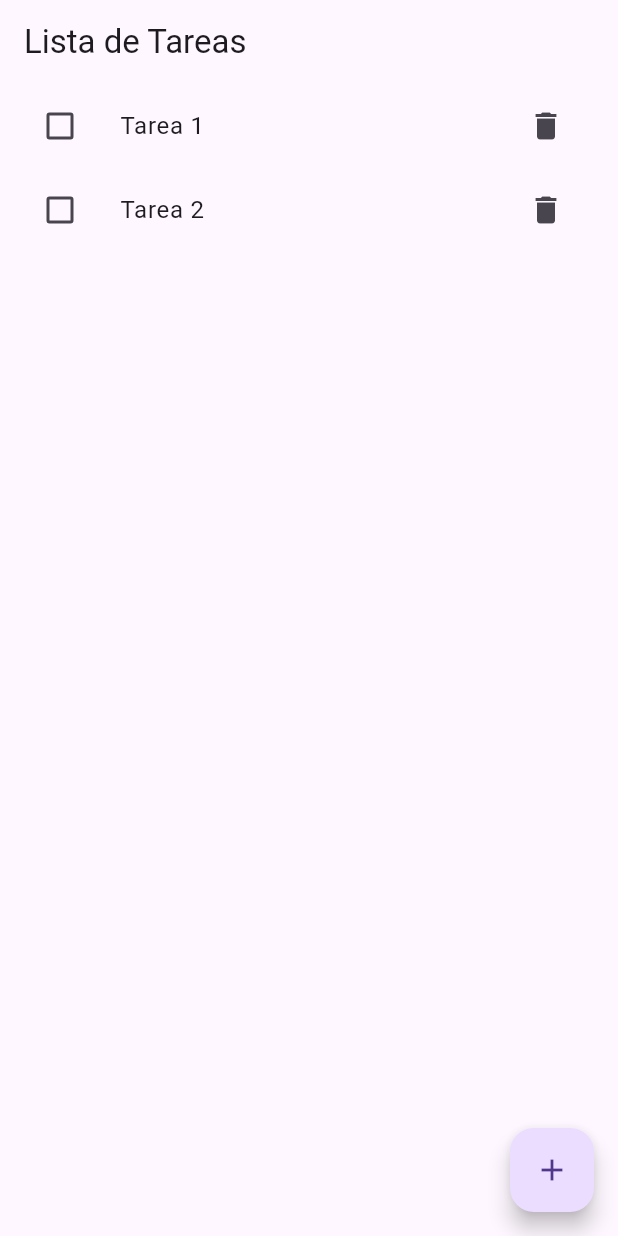
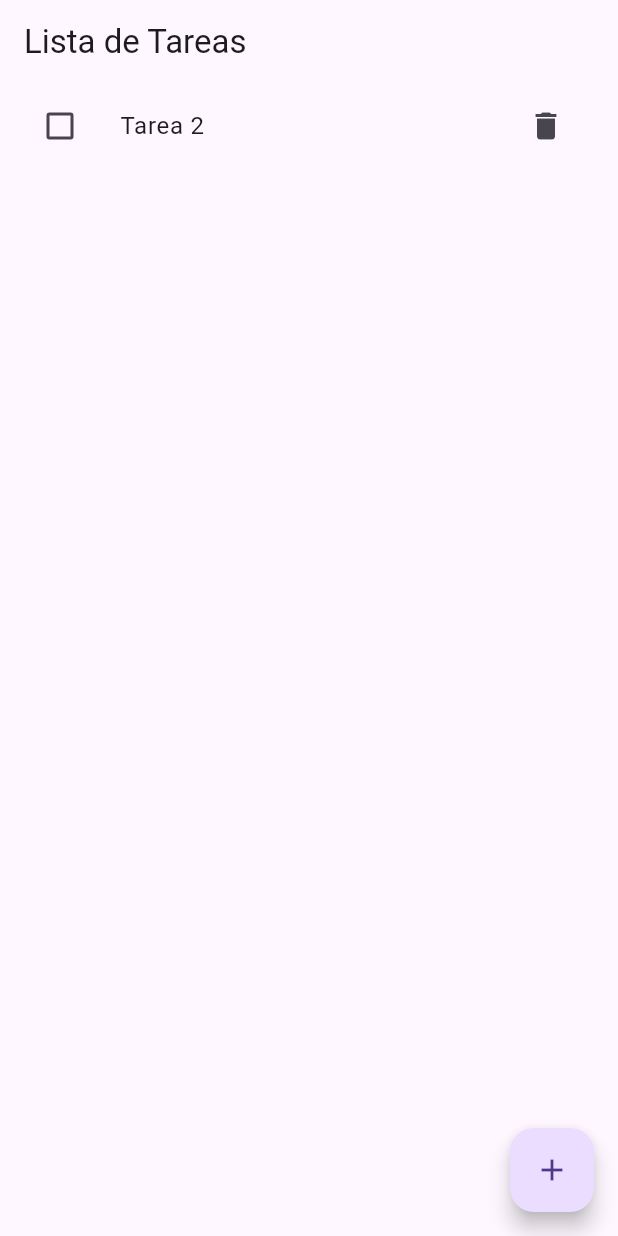
Before and after one commit to Luissam16/AppTareas, a Flutter app: the screen it shows after launch, after a tap on the "delete" icon, on a phone screen of 412 x 824 dp. Run offline on Flutter 3.47's test engine with Material 3 defaults, Android fonts, the phone set to English and light mode, and no system bars.

Commit message:
estadoTask

```diff
--- a/lib/views/form.dart
+++ b/lib/views/form.dart
@@ -6,7 +6,7 @@ class TaskListTile extends StatelessWidget {
   final void Function(bool?)? onCheckboxChanged;
   final VoidCallback? onDeletePressed;
 
-  const TaskListTile({super.key,
+  const TaskListTile({
     required this.task,
     this.onCheckboxChanged,
     this.onDeletePressed,
--- a/lib/views/home.dart
+++ b/lib/views/home.dart
@@ -3,8 +3,19 @@ import 'package:flutter_application_1/models/task.dart';
 import 'package:flutter_application_1/views/add_task.dart';
 import 'package:flutter_application_1/views/form.dart';
 
-class HomeScreen extends StatelessWidget {
-  const HomeScreen({super.key});
+
+class HomeScreen extends StatefulWidget {
+  const HomeScreen({Key? key}) : super(key: key);
+
+  @override
+  _HomeScreenState createState() => _HomeScreenState();
+}
+
+class _HomeScreenState extends State<HomeScreen> {
+  List<Task> tasks = [
+    Task(name: 'Tarea 1'),
+    Task(name: 'Tarea 2'),
+  ];
 
   @override
   Widget build(BuildContext context) {
@@ -12,30 +23,36 @@ class HomeScreen extends StatelessWidget {
       appBar: AppBar(
         title: const Text('Lista de Tareas'),
       ),
-      body: ListView(
-        children: [
-          TaskListTile(
-            task: Task(name: 'Tarea 1'),
+      body: ListView.builder(
+        itemCount: tasks.length,
+        itemBuilder: (context, index) {
+          return TaskListTile(
+            task: tasks[index],
             onCheckboxChanged: (isChecked) {
+              setState(() {
+                tasks[index].isCompleted = isChecked ?? false;
+              });
             },
             onDeletePressed: () {
+              setState(() {
+                tasks.removeAt(index);
+              });
             },
-          ),
-          TaskListTile(
-            task: Task(name: 'Tarea 2'),
-            onCheckboxChanged: (isChecked) {
-            },
-            onDeletePressed: () {
-            },
-          ),
-        ],
+          );
+        },
       ),
       floatingActionButton: FloatingActionButton(
         onPressed: () {
           Navigator.push(
             context,
-            MaterialPageRoute(builder: (context) => AddTaskScreen()),
-          );
+            MaterialPageRoute(builder: (context) => const AddTaskScreen()),
+          ).then((newTask) {
+            if (newTask != null) {
+              setState(() {
+                tasks.add(newTask);
+              });
+            }
+          });
         },
         child: const Icon(Icons.add),
       ),
```
